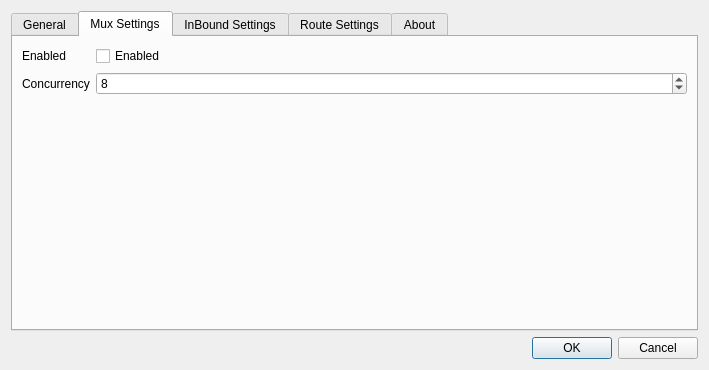
First picture: the form in src/ui/w_PrefrencesWindow.ui, repository darsvador/qvssr, before the edit.
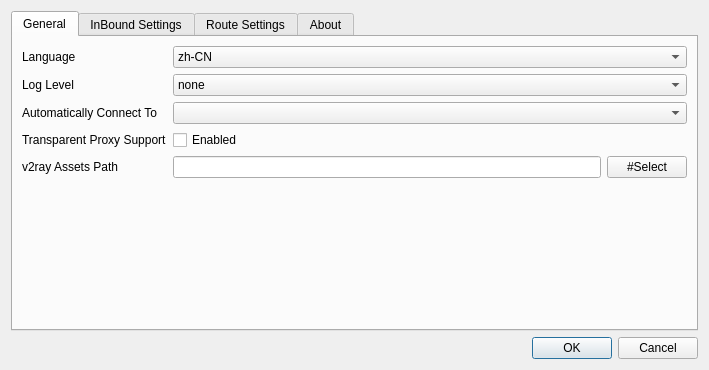
Second picture: the form after the edit. The open tabs and pages were chosen to show the change. Icons and pictures are not drawn.

```diff
--- a/src/ui/w_PrefrencesWindow.ui
+++ b/src/ui/w_PrefrencesWindow.ui
@@ -164,47 +164,6 @@
        </item>
       </layout>
      </widget>
-     <widget class="QWidget" name="tab_2">
-      <attribute name="title">
-       <string>Mux Settings</string>
-      </attribute>
-      <layout class="QFormLayout" name="formLayout_3">
-       <item row="0" column="0">
-        <widget class="QLabel" name="label_5">
-         <property name="text">
-          <string>Enabled</string>
-         </property>
-        </widget>
-       </item>
-       <item row="0" column="1">
-        <widget class="QCheckBox" name="muxEnabledCB">
-         <property name="text">
-          <string>Enabled</string>
-         </property>
-        </widget>
-       </item>
-       <item row="1" column="0">
-        <widget class="QLabel" name="label_8">
-         <property name="text">
-          <string>Concurrency</string>
-         </property>
-        </widget>
-       </item>
-       <item row="1" column="1">
-        <widget class="QSpinBox" name="muxConcurrencyTxt">
-         <property name="minimum">
-          <number>1</number>
-         </property>
-         <property name="maximum">
-          <number>1024</number>
-         </property>
-         <property name="value">
-          <number>8</number>
-         </property>
-        </widget>
-       </item>
-      </layout>
-     </widget>
      <widget class="QWidget" name="tab_3">
       <attribute name="title">
        <string>InBound Settings</string>
```
Left out of the diff: 2 changed lines with no effect on the pictures.
